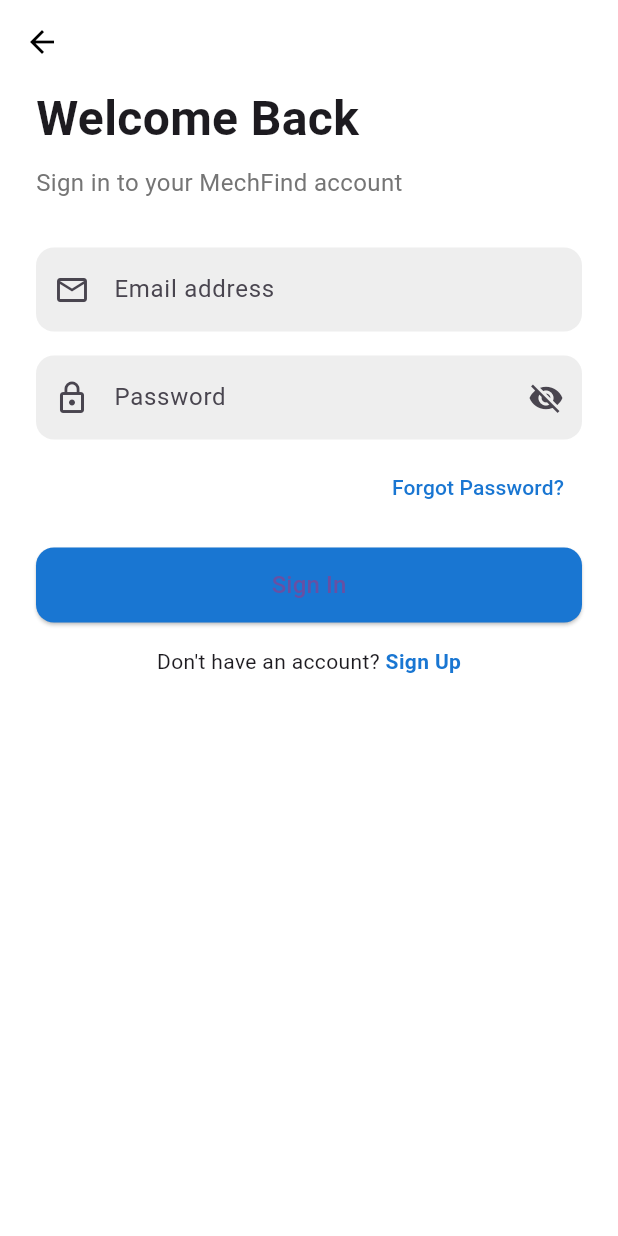
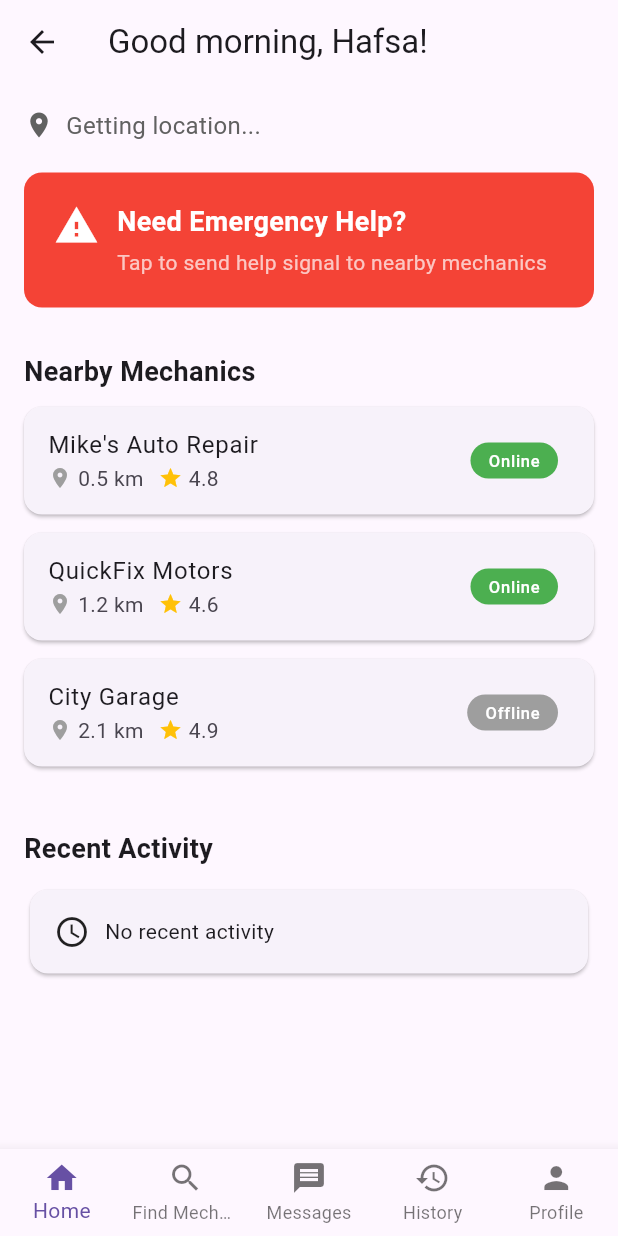
Before and after one commit to Abrar10592/MechaFind, a Flutter app: the SignInPage screen opened by its route, after a tap on "Sign In", on a phone screen of 412 x 824 dp. Run offline on Flutter 3.47's test engine with Material 3 defaults, Android fonts, the light colour scheme and no system bars; our stand-ins replace geocoding, geolocator.

Commit message:
user home page with   auto gps fetch facility embedded.

```diff
--- /dev/null
+++ b/lib/location_service.dart
@@ -0,0 +1,56 @@
+// location_service.dart
+
+import 'package:flutter/material.dart';
+import 'package:geolocator/geolocator.dart';
+
+class LocationService {
+  // Get the current location and handle permission
+  static Future<String?> getCurrentLocation(BuildContext context) async {
+    bool serviceEnabled;
+    LocationPermission permission;
+
+    // Check if location services are enabled.
+    serviceEnabled = await Geolocator.isLocationServiceEnabled();
+    if (!serviceEnabled) {
+      _showLocationDialog(context, 'Location services are disabled. Please enable GPS.');
+      return null;
+    }
+
+    // Check location permissions.
+    permission = await Geolocator.checkPermission();
+    if (permission == LocationPermission.denied) {
+      permission = await Geolocator.requestPermission();
+      if (permission == LocationPermission.denied) {
+        _showLocationDialog(context, 'Location permission is denied.');
+        return null;
+      }
+    }
+
+    if (permission == LocationPermission.deniedForever) {
+      _showLocationDialog(context, 'Location permission is permanently denied. Please enable it from app settings.');
+      return null;
+    }
+
+    // If permission is granted, get current position
+    Position position = await Geolocator.getCurrentPosition(desiredAccuracy: LocationAccuracy.high);
+
+    return '${position.latitude}, ${position.longitude}';
+  }
+
+  // Show a dialog if location is not available
+  static void _showLocationDialog(BuildContext context, String message) {
+    showDialog(
+      context: context,
+      builder: (context) => AlertDialog(
+        title: Text('Location Required'),
+        content: Text(message),
+        actions: [
+          TextButton(
+            onPressed: () => Navigator.of(context).pop(),
+            child: Text('OK'),
+          ),
+        ],
+      ),
+    );
+  }
+}
--- a/lib/main.dart
+++ b/lib/main.dart
@@ -3,6 +3,7 @@
 import 'signup.dart';
 import 'signin.dart';
 import 'role.dart';
+import 'user_home.dart';
 
 // Suppose you will create this page
 
@@ -22,6 +23,7 @@
         '/signup': (context) => SignUpPage(),
         '/signin': (context) => SignInPage(),
         '/role': (context) => RoleSelectionPage(),
+        '/userHome': (context) => UserHomePage(),
         //'/create_account': (context) => CreateAccountPage(),
       },
     );
--- /dev/null
+++ b/lib/mechanic_card.dart
@@ -0,0 +1,39 @@
+import 'package:flutter/material.dart';
+
+class MechanicCard extends StatelessWidget {
+  final Map<String, dynamic> mechanic;
+
+  const MechanicCard({Key? key, required this.mechanic}) : super(key: key);
+
+  @override
+  Widget build(BuildContext context) {
+    return Card(
+      margin: EdgeInsets.only(bottom: 12),
+      child: ListTile(
+        title: Text(mechanic['name']),
+        subtitle: Row(
+          children: [
+            Icon(Icons.location_on, size: 16, color: Colors.grey),
+            SizedBox(width: 4),
+            Text(mechanic['distance']),
+            SizedBox(width: 10),
+            Icon(Icons.star, size: 16, color: Colors.amber),
+            SizedBox(width: 4),
+            Text('${mechanic['rating']}'),
+          ],
+        ),
+        trailing: Container(
+          padding: EdgeInsets.symmetric(horizontal: 12, vertical: 4),
+          decoration: BoxDecoration(
+            color: mechanic['status'] == 'Online' ? Colors.green : Colors.grey,
+            borderRadius: BorderRadius.circular(12),
+          ),
+          child: Text(
+            mechanic['status'],
+            style: TextStyle(color: Colors.white),
+          ),
+        ),
+      ),
+    );
+  }
+}
--- a/lib/signin.dart
+++ b/lib/signin.dart
@@ -107,7 +107,7 @@
               height: 50,
               child: ElevatedButton(
                 onPressed: () {
-                  // Handle sign in logic here
+                  Navigator.pushNamed(context, '/userHome'); // Handle sign in logic here
                 },
                 style: ElevatedButton.styleFrom(
                   backgroundColor: Colors.blue[700],
@@ -130,7 +130,7 @@
                 Text('Don\'t have an account? '),
                 GestureDetector(
                   onTap: () {
-                    Navigator.pushNamed(context, '/signup');
+                    Navigator.pushNamed(context, '/role');
                   },
                   child: Text(
                     'Sign Up',
--- /dev/null
+++ b/lib/user_home.dart
@@ -0,0 +1,111 @@
+import 'package:flutter/material.dart';
+import 'location_service.dart';
+import 'mechanic_card.dart';
+import 'widgets/emergency_button.dart';
+import 'widgets/bottom_navbar.dart';
+import 'package:geolocator/geolocator.dart';
+import 'package:geocoding/geocoding.dart'; // Import geocoding
+
+class UserHomePage extends StatefulWidget {
+  const UserHomePage({Key? key}) : super(key: key);
+
+  @override
+  _UserHomePageState createState() => _UserHomePageState();
+}
+
+class _UserHomePageState extends State<UserHomePage> {
+  String userName = 'Hafsa'; // This will come from DB later
+  String currentLocation = 'Getting location...';
+  bool locationPermissionGranted = false;
+
+  List<Map<String, dynamic>> nearbyMechanics = [
+    {'name': "Mike's Auto Repair", 'distance': '0.5 km', 'rating': 4.8, 'status': 'Online'},
+    {'name': "QuickFix Motors", 'distance': '1.2 km', 'rating': 4.6, 'status': 'Online'},
+    {'name': "City Garage", 'distance': '2.1 km', 'rating': 4.9, 'status': 'Offline'},
+  ];
+
+  @override
+  void initState() {
+    super.initState();
+    fetchUserLocation();
+  }
+
+  Future<void> fetchUserLocation() async {
+    final location = await LocationService.getCurrentLocation(context);
+    if (location != null) {
+      final parts = location.split(', ');
+      final lat = double.parse(parts[0]);
+      final lng = double.parse(parts[1]);
+
+      // Convert to readable address
+      final address = await getAddressFromLatLng(lat, lng);
+
+      setState(() {
+        currentLocation = address;
+        locationPermissionGranted = true;
+      });
+    }
+  }
+
+  // Function to convert coordinates to address
+  Future<String> getAddressFromLatLng(double lat, double lng) async {
+    try {
+      List<Placemark> placemarks = await placemarkFromCoordinates(lat, lng);
+      Placemark place = placemarks[0];
+      return '${place.street}, ${place.locality}, ${place.country}';
+    } catch (e) {
+      print('Error in reverse geocoding: $e');
+      return 'Location not found';
+    }
+  }
+
+  @override
+  Widget build(BuildContext context) {
+    return Scaffold(
+      appBar: AppBar(
+        title: Text('Good morning, $userName!'),
+        centerTitle: false,
+      ),
+      body: Padding(
+        padding: const EdgeInsets.all(16.0),
+        child: ListView(
+          children: [
+            Row(
+              children: [
+                Icon(Icons.location_on, size: 20, color: Colors.grey[700]),
+                SizedBox(width: 8),
+                Text(currentLocation, style: TextStyle(fontSize: 16, color: Colors.grey[700])),
+              ],
+            ),
+            SizedBox(height: 20),
+            EmergencyButton(),
+            SizedBox(height: 30),
+            Text('Nearby Mechanics', style: TextStyle(fontSize: 18, fontWeight: FontWeight.bold)),
+            SizedBox(height: 10),
+            Column(
+              children: nearbyMechanics.map((mechanic) {
+                return MechanicCard(mechanic: mechanic);
+              }).toList(),
+            ),
+            SizedBox(height: 30),
+            Text('Recent Activity', style: TextStyle(fontSize: 18, fontWeight: FontWeight.bold)),
+            SizedBox(height: 10),
+            Card(
+              child: Padding(
+                padding: const EdgeInsets.all(16.0),
+                child: Row(
+                  children: [
+                    Icon(Icons.access_time),
+                    SizedBox(width: 10),
+                    Text('No recent activity'),
+                  ],
+                ),
+              ),
+            ),
+          ],
+        ),
+      ),
+      bottomNavigationBar: BottomNavBar(),
+    );
+  }
+}
--- /dev/null
+++ b/lib/widgets/bottom_navbar.dart
@@ -0,0 +1,25 @@
+import 'package:flutter/material.dart';
+
+class BottomNavBar extends StatelessWidget {
+  const BottomNavBar({Key? key}) : super(key: key);
+
+  @override
+  Widget build(BuildContext context) {
+    return BottomNavigationBar(
+      type: BottomNavigationBarType.fixed,
+      items: const [
+        BottomNavigationBarItem(icon: Icon(Icons.home), label: 'Home'),
+        BottomNavigationBarItem(icon: Icon(Icons.search), label: 'Find Mechanics'),
+        BottomNavigationBarItem(icon: Icon(Icons.message), label: 'Messages'),
+        BottomNavigationBarItem(icon: Icon(Icons.history), label: 'History'),
+        BottomNavigationBarItem(icon: Icon(Icons.person), label: 'Profile'),
+      ],
+      // TODO: Handle page switching later
+      onTap: (index) {
+        ScaffoldMessenger.of(context).showSnackBar(SnackBar(
+          content: Text('Navigation button tapped: $index'),
+        ));
+      },
+    );
+  }
+}
--- /dev/null
+++ b/lib/widgets/emergency_button.dart
@@ -0,0 +1,59 @@
+import 'package:flutter/material.dart';
+import 'package:flutter/services.dart';
+
+class EmergencyButton extends StatelessWidget {
+  const EmergencyButton({Key? key}) : super(key: key);
+
+  @override
+  Widget build(BuildContext context) {
+    return GestureDetector(
+      onTap: () {
+        // 🔔 Trigger light vibration
+        HapticFeedback.heavyImpact();
+
+        // 🚨 Show snackbar as before
+        ScaffoldMessenger.of(context).showSnackBar(SnackBar(
+          content: Text('Emergency help requested!'),
+        ));
+      }
+      ,
+      child: Container(
+        padding: EdgeInsets.all(20),
+        decoration: BoxDecoration(
+          color: Colors.red,
+          borderRadius: BorderRadius.circular(12),
+        ),
+        child: Row(
+          crossAxisAlignment: CrossAxisAlignment.start,
+          children: [
+            Icon(Icons.warning, color: Colors.white, size: 30),
+            SizedBox(width: 12),
+            Expanded( // ✅ This prevents overflow
+              child: Column(
+                crossAxisAlignment: CrossAxisAlignment.start,
+                children: [
+                  Text(
+                    'Need Emergency Help?',
+                    style: TextStyle(
+                      color: Colors.white,
+                      fontSize: 18,
+                      fontWeight: FontWeight.bold,
+                    ),
+                  ),
+                  SizedBox(height: 4),
+                  Text(
+                    'Tap to send help signal to nearby mechanics',
+                    style: TextStyle(
+                      color: Colors.white70,
+                    ),
+                    softWrap: true, // ✅ Ensures the text wraps nicely
+                  ),
+                ],
+              ),
+            ),
+          ],
+        ),
+      ),
+    );
+  }
+}
--- a/pubspec.yaml
+++ b/pubspec.yaml
@@ -34,6 +34,10 @@
   # The following adds the Cupertino Icons font to your application.
   # Use with the CupertinoIcons class for iOS style icons.
   cupertino_icons: ^1.0.8
+  geolocator: ^10.0.0
+  geocoding: ^2.1.1
+
+
 
 dev_dependencies:
   flutter_test:
```
Also changed, not shown: pubspec.lock, 2 other files.
